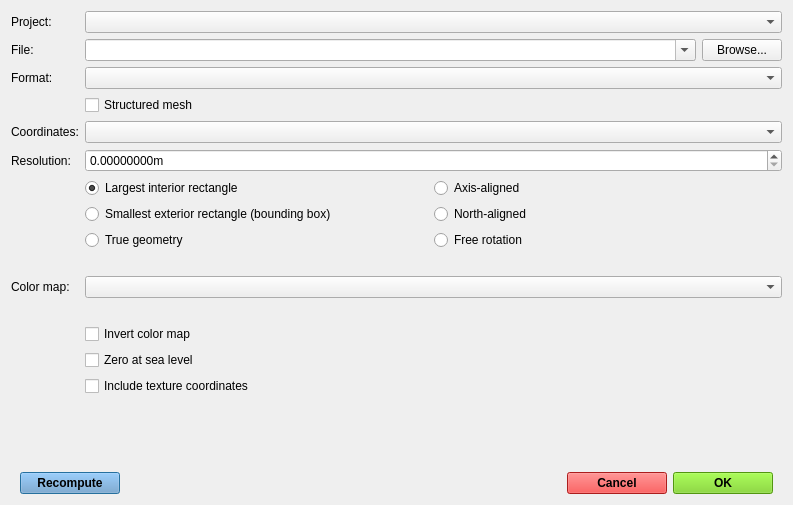
First picture: the form in gui/exporter.ui, repository SINTEF/Geomaker, before the edit.
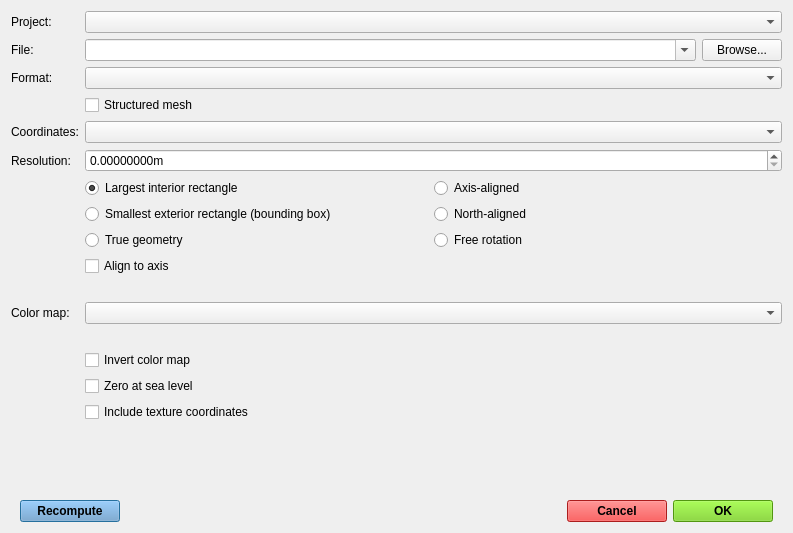
Second picture: the form after the edit. Icons and pictures are not drawn.

Diff of the .ui file:
```diff
--- a/gui/exporter.ui
+++ b/gui/exporter.ui
@@ -7,7 +7,7 @@
     <x>0</x>
     <y>0</y>
     <width>793</width>
-    <height>505</height>
+    <height>533</height>
    </rect>
   </property>
   <property name="windowTitle">
@@ -1766,6 +1766,13 @@
                    </property>
                   </widget>
                  </item>
+                 <item>
+                  <widget class="QCheckBox" name="axis_align">
+                   <property name="text">
+                    <string>Align to axis</string>
+                   </property>
+                  </widget>
+                 </item>
                  <item>
                   <widget class="QLabel" name="fitwarning">
                    <property name="sizePolicy">
```
